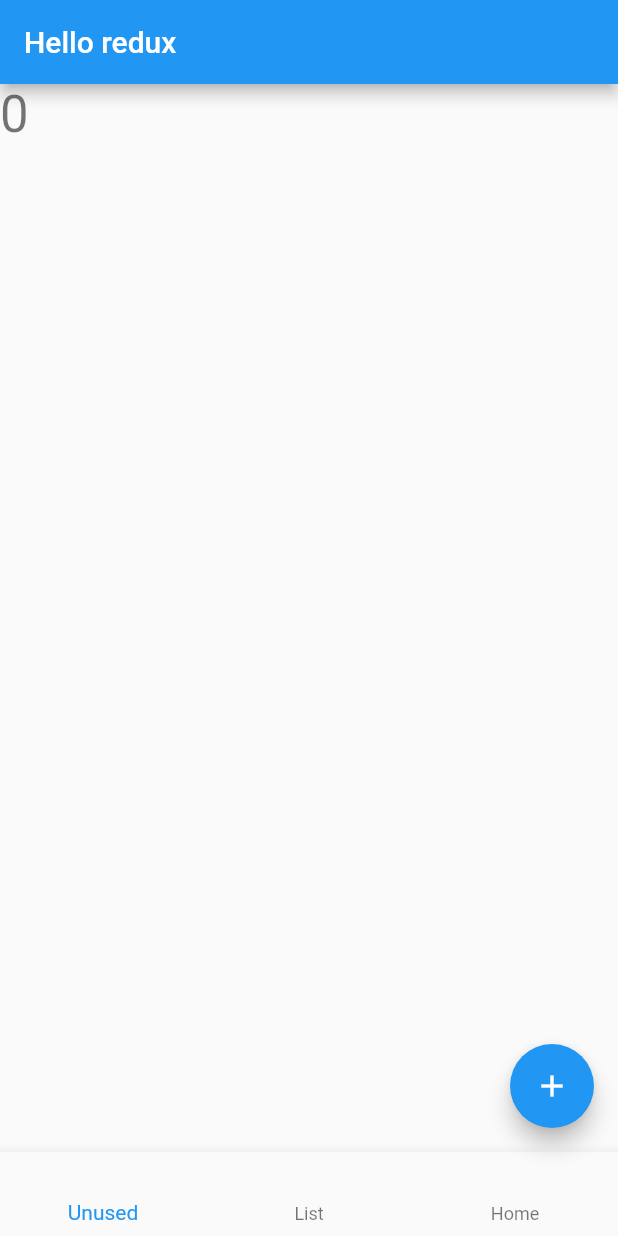
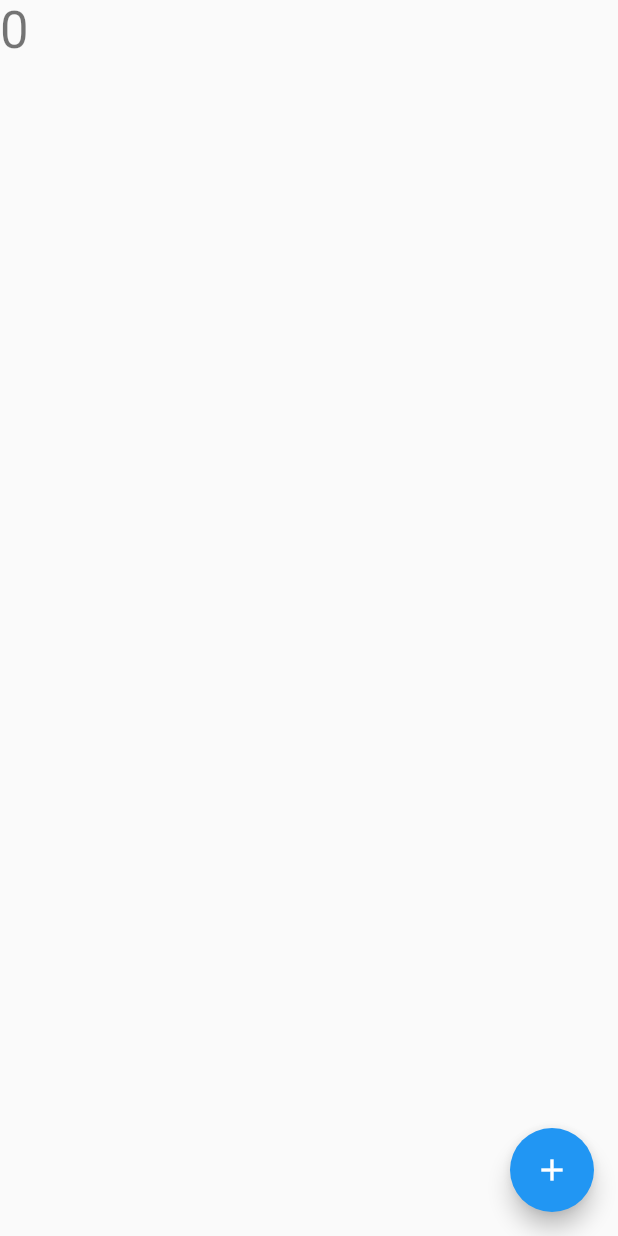
Before and after one commit to s0nerik/flutter_redux_sample, a Flutter app: the HomeScreen screen opened directly, on a phone screen of 412 x 824 dp. Run offline on Flutter 3.47's test engine with Material 2 defaults, Android fonts, the phone set to English and light mode, and no system bars; our stand-ins replace built_collection, built_value, flutter_redux, redux; generated files the repository leaves out were written again.

Commit message:
Code-style adjustments

```diff
--- a/lib/app.dart
+++ b/lib/app.dart
@@ -1,6 +1,6 @@
 import 'package:flutter/material.dart';
 import 'package:flutter_app/redux.dart';
-import 'package:flutter_app/screens/home/ui.dart';
+import 'package:flutter_app/screens/main/ui.dart';
 import 'package:flutter_redux/flutter_redux.dart';
 import 'package:redux/redux.dart';
 
@@ -18,7 +18,7 @@ class MyApp extends StatelessWidget {
         theme: ThemeData(
           primarySwatch: Colors.blue,
         ),
-        home: HomeScreen(),
+        home: MainScreen(),
       ),
     );
   }
--- a/lib/redux.dart
+++ b/lib/redux.dart
@@ -1,10 +1,13 @@
 import 'package:built_value/built_value.dart';
 import 'package:flutter_app/screens/home/redux.dart';
 import 'package:flutter_app/screens/list/redux.dart';
+import 'package:flutter_app/screens/main/redux.dart';
 
 part 'redux.g.dart';
 
 abstract class AppState implements Built<AppState, AppStateBuilder> {
+  MainState get mainState;
+
   ListState get listState;
 
   HomeState get homeState;
@@ -14,12 +17,14 @@ abstract class AppState implements Built<AppState, AppStateBuilder> {
   factory AppState([updates(AppStateBuilder b)]) = _$AppState;
 
   static AppStateBuilder initial() => AppStateBuilder()
+    ..mainState = MainState.initial()
     ..listState = ListState.initial()
     ..homeState = HomeState.initial();
 }
 
 AppState appStateReducer(AppState state, action) {
   return state.rebuild((b) => b
+    ..mainState.replace(mainStateReducer(state.mainState, action))
     ..listState.replace(listReducer(state.listState, action))
     ..homeState.replace(homeStateReducer(state.homeState, action)));
 }
--- a/lib/screens/home/redux.dart
+++ b/lib/screens/home/redux.dart
@@ -6,37 +6,23 @@ part 'redux.g.dart';
 // State
 
 abstract class HomeState implements Built<HomeState, HomeStateBuilder> {
-  int get navBarSelection;
-
   int get itemCount;
 
   HomeState._();
 
   factory HomeState([updates(HomeStateBuilder b)]) = _$HomeState;
 
-  static HomeStateBuilder initial() => HomeStateBuilder()
-    ..itemCount = 0
-    ..navBarSelection = 2;
+  static HomeStateBuilder initial() => HomeStateBuilder()..itemCount = 0;
 }
 
 // Actions
 
 class IncreaseItemsCount {}
 
-class SetNavBarSelection {
-  final int selection;
-
-  SetNavBarSelection(this.selection);
-}
-
 // Reducers
 
 final homeStateReducer = combineReducers<HomeState>([
-  TypedReducer(_onNavBarSelection),
   TypedReducer(_onIncreaseItemsCount),
 ]);
 
-HomeState _onNavBarSelection(HomeState state, SetNavBarSelection action) =>
-    state.rebuild((b) => b..navBarSelection = action.selection);
-
 HomeState _onIncreaseItemsCount(HomeState state, IncreaseItemsCount action) => state.rebuild((b) => b..itemCount += 1);
--- a/lib/screens/home/ui.dart
+++ b/lib/screens/home/ui.dart
@@ -6,18 +6,8 @@ class HomeScreen extends StatelessWidget {
   @override
   Widget build(BuildContext context) {
     return Scaffold(
-      appBar: AppBar(
-        title: Text("Hello redux"),
-      ),
-      body: _body(context),
       floatingActionButton: _fab(context),
-      bottomNavigationBar: _bottomNav(context),
-    );
-  }
-}
-
-Widget _body(BuildContext context) {
-  return Row(
+      body: Row(
         children: <Widget>[
           StateBuilder(
             state: (state) => state.homeState.itemCount,
@@ -29,7 +19,9 @@ Widget _body(BuildContext context) {
             },
           ),
         ],
+      ),
     );
+  }
 }
 
 Widget _fab(BuildContext context) {
@@ -43,29 +35,3 @@ Widget _fab(BuildContext context) {
     },
   );
 }
-
-Widget _bottomNav(BuildContext context) {
-  return StateBuilder(
-    state: (state) => state.homeState.navBarSelection,
-    builder: (context, dispatch, selection) {
-      return BottomNavigationBar(
-        currentIndex: selection,
-        onTap: (selection) => dispatch(SetNavBarSelection(selection)),
-        items: [
-          BottomNavigationBarItem(
-            icon: SizedBox(width: 24, height: 24),
-            title: Text("Unused"),
-          ),
-          BottomNavigationBarItem(
-            icon: SizedBox(width: 24, height: 24),
-            title: Text("List"),
-          ),
-          BottomNavigationBarItem(
-            icon: SizedBox(width: 24, height: 24),
-            title: Text("Home"),
-          ),
-        ],
-      );
-    },
-  );
-}
--- a/lib/screens/list/ui.dart
+++ b/lib/screens/list/ui.dart
@@ -7,10 +7,10 @@ class ListScreen extends StatelessWidget {
   Widget build(BuildContext context) {
     return StateBuilder(
       state: (state) => state.listState,
-      builder: (context, dispatch, ListState listState) {
+      builder: (context, dispatch, ListState state) {
         return ListView.builder(
-          itemCount: listState.items.length,
-          itemBuilder: (context, index) => Text("${listState.items[index]}"),
+          itemCount: state.items.length,
+          itemBuilder: (context, index) => Text("${state.items[index]}"),
         );
       },
     );
--- /dev/null
+++ b/lib/screens/main/redux.dart
@@ -0,0 +1,33 @@
+import 'package:built_value/built_value.dart';
+import 'package:redux/redux.dart';
+
+part 'redux.g.dart';
+
+// State
+
+abstract class MainState implements Built<MainState, MainStateBuilder> {
+  int get navBarSelection;
+
+  MainState._();
+
+  factory MainState([updates(MainStateBuilder b)]) = _$MainState;
+
+  static MainStateBuilder initial() => MainStateBuilder()..navBarSelection = 2;
+}
+
+// Actions
+
+class SetNavBarSelection {
+  final int selection;
+
+  SetNavBarSelection(this.selection);
+}
+
+// Reducers
+
+final mainStateReducer = combineReducers<MainState>([
+  TypedReducer(_onSetNavBarSelection),
+]);
+
+MainState _onSetNavBarSelection(MainState state, SetNavBarSelection action) =>
+    state.rebuild((b) => b..navBarSelection = action.selection);
```
Also changed, not shown: lib/screens/main/ui.dart (added, +60 -0 lines). Lines whose indentation alone changed are shown as unchanged.
